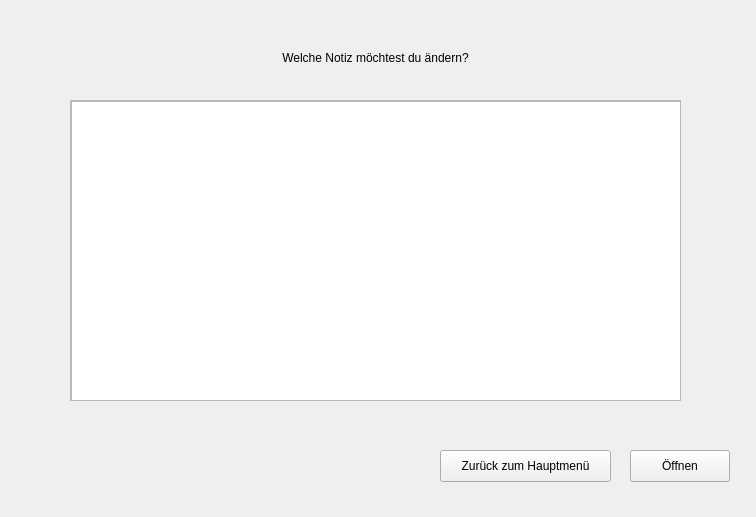
Before: the Qt Designer form editnote.ui in as070700/Noteapp, drawn with Qt 5.
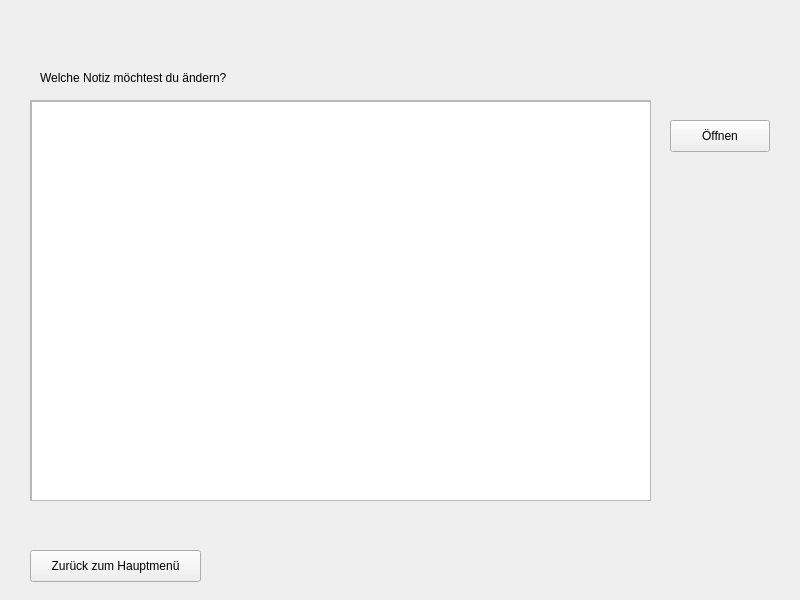
After: the same form once the commit is applied.

```diff
--- a/editnote.ui
+++ b/editnote.ui
@@ -6,8 +6,8 @@
    <rect>
     <x>0</x>
     <y>0</y>
-    <width>756</width>
-    <height>517</height>
+    <width>800</width>
+    <height>600</height>
    </rect>
   </property>
   <property name="windowTitle">
@@ -16,8 +16,8 @@
   <widget class="QLabel" name="label_editnote">
    <property name="geometry">
     <rect>
-     <x>240</x>
-     <y>50</y>
+     <x>40</x>
+     <y>70</y>
      <width>271</width>
      <height>16</height>
     </rect>
@@ -26,16 +26,16 @@
     <string>Welche Notiz möchtest du ändern?</string>
    </property>
    <property name="alignment">
-    <set>Qt::AlignmentFlag::AlignCenter</set>
+    <set>Qt::AlignmentFlag::AlignLeading|Qt::AlignmentFlag::AlignLeft|Qt::AlignmentFlag::AlignVCenter</set>
    </property>
   </widget>
   <widget class="QScrollArea" name="scrollArea">
    <property name="geometry">
     <rect>
-     <x>70</x>
+     <x>30</x>
      <y>100</y>
-     <width>611</width>
-     <height>301</height>
+     <width>621</width>
+     <height>401</height>
     </rect>
    </property>
    <property name="widgetResizable">
@@ -46,8 +46,8 @@
      <rect>
       <x>0</x>
       <y>0</y>
-      <width>609</width>
-      <height>299</height>
+      <width>619</width>
+      <height>399</height>
      </rect>
     </property>
     <widget class="QListWidget" name="listWidget_editnote">
@@ -55,8 +55,8 @@
       <rect>
        <x>0</x>
        <y>0</y>
-       <width>611</width>
-       <height>301</height>
+       <width>621</width>
+       <height>401</height>
       </rect>
      </property>
     </widget>
@@ -65,8 +65,8 @@
   <widget class="QPushButton" name="backButton_editnote">
    <property name="geometry">
     <rect>
-     <x>440</x>
-     <y>450</y>
+     <x>30</x>
+     <y>550</y>
      <width>171</width>
      <height>32</height>
     </rect>
@@ -78,8 +78,8 @@
   <widget class="QPushButton" name="openButton_editnote">
    <property name="geometry">
     <rect>
-     <x>630</x>
-     <y>450</y>
+     <x>670</x>
+     <y>120</y>
      <width>100</width>
      <height>32</height>
     </rect>
```
